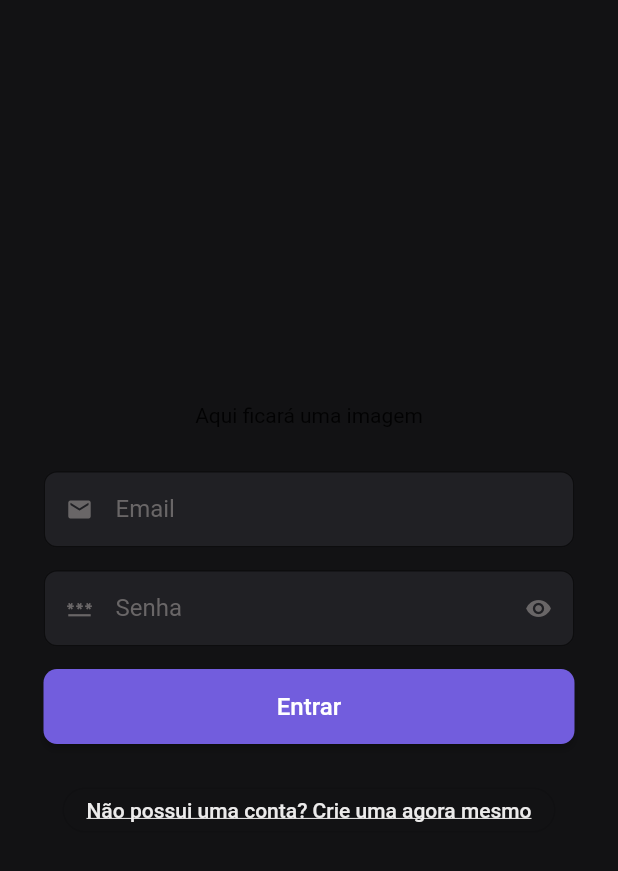
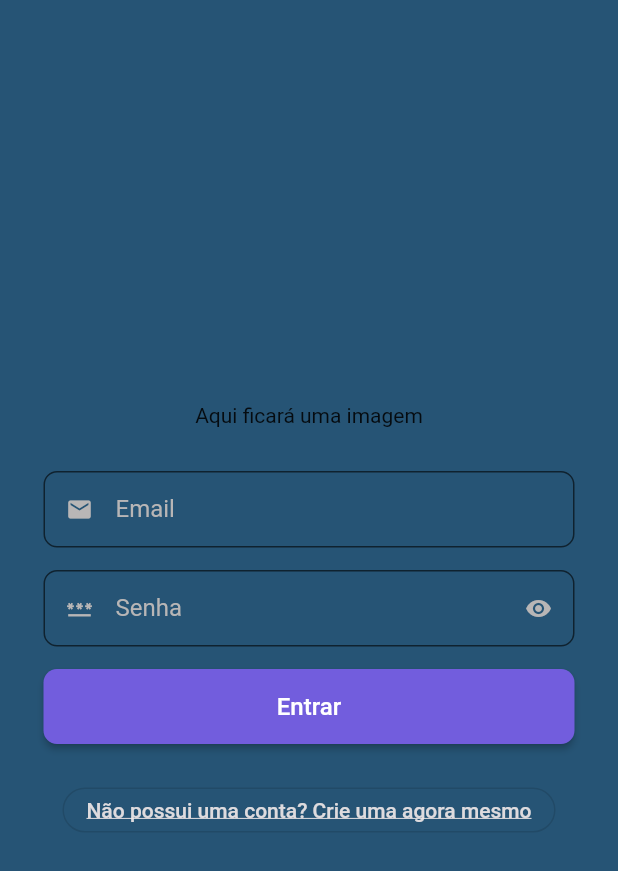
Before and after one commit to EduardoGomesSa/myfinance, a Flutter app: the screen it shows after launch, on a phone screen of 412 x 824 dp. Shown: the top 871 px of the screen. Run offline on Flutter 3.47's test engine with Material 2 defaults, Android fonts, the phone set to English and light mode, and no system bars; our stand-ins replace dio, fluttertoast, get, shared_preferences.

Commit message:
definição da cor

```diff
--- a/lib/app/core/config/app_colors.dart
+++ b/lib/app/core/config/app_colors.dart
@@ -2,9 +2,9 @@ import 'dart:ui';
 
 abstract class AppColors {
   static const Color primary = Color(0XFF725DDD);
-  static const Color background = Color(0XFF121214);
-  static const Color backgroundComponent = Color(0XFF202024);
+  static const Color background = Color(0XFF265475);
+  static const Color backgroundComponent = Color(0XFF265475);
   static const Color secundary = Color(0XFFF2E205);
-  static const Color primaryText = Color(0XFFECEBEB);
-  static const Color secundaryText = Color(0XFF696667);
+  static const Color primaryText = Color.fromARGB(234, 238, 231, 231);
+  static const Color secundaryText = Color.fromARGB(255, 184, 182, 182);
 }
--- a/lib/app/core/utils/Urls.dart
+++ b/lib/app/core/utils/Urls.dart
@@ -1,4 +1,4 @@
 abstract class Url{
-  static const base = "http://192.168.1.104:8000/api";
-  static const login = "http://192.168.1.104:8000/login";
+  static const base = "http://192.168.1.101:8000/api";
+  static const login = "http://192.168.1.101:8000/login";
 }
```
